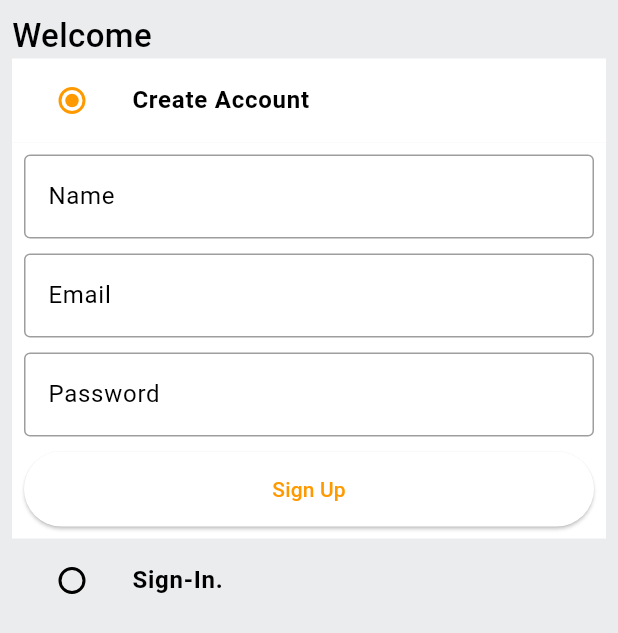
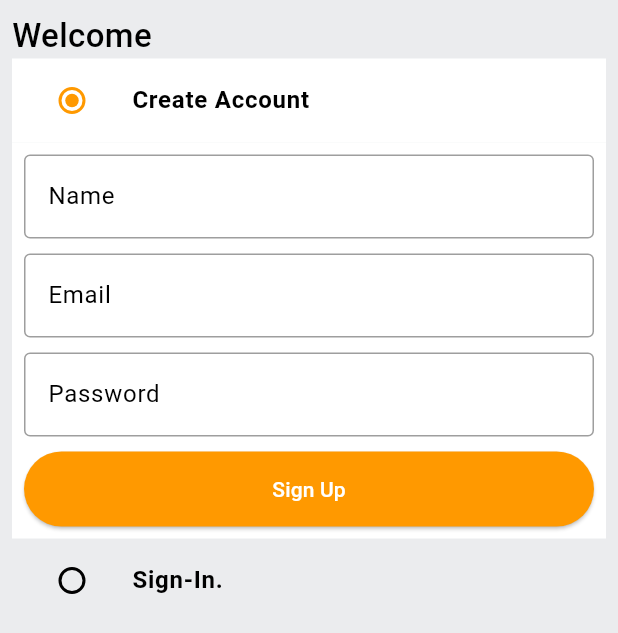
Before and after one commit to Supan1410/Amazon_clone_soc, a Flutter app: the screen it shows after launch, on a phone screen of 412 x 824 dp. Shown: the top 633 px of the screen. Run offline on Flutter 3.47's test engine with Material 3 defaults, Android fonts, the phone set to English and light mode, and no system bars; our stand-ins replace badges, carousel_slider, dotted_border, fl_chart, flutter_rating_bar, flutter_spinkit and 1 more; missing offline and left inert: cloudinary_public, pay.

Commit message:
Submit Soc

```diff
--- a/FInal/amazon/lib/common/widgets/custom_button.dart
+++ b/FInal/amazon/lib/common/widgets/custom_button.dart
@@ -1,3 +1,4 @@
+import 'package:amazon/constants/global_variables.dart';
 import 'package:flutter/material.dart';
 
 class CustomButton extends StatelessWidget {
@@ -17,7 +18,8 @@ class CustomButton extends StatelessWidget {
       onPressed: onTap,
       style: ElevatedButton.styleFrom(
         minimumSize: const Size(double.infinity, 50),
-        backgroundColor: Colors.white,
+        backgroundColor: GlobalVariables.secondaryColor,
+        foregroundColor: Colors.white, // Text (and icon) color
       ),
       child: Text(
         text,
--- a/FInal/amazon/lib/features/admin/screens/admin_screen.dart
+++ b/FInal/amazon/lib/features/admin/screens/admin_screen.dart
@@ -1,4 +1,5 @@
 import 'package:amazon/constants/global_variables.dart';
+import 'package:amazon/features/account/services/account_services.dart';
 import 'package:amazon/features/admin/screens/analytics_screen.dart';
 import 'package:amazon/features/admin/screens/orders_screen.dart';
 import 'package:amazon/features/admin/screens/posts_screen.dart';
@@ -30,7 +31,7 @@ class _AdminScreenState extends State<AdminScreen> {
   }
 
   void logout() {
-    Navigator.pushNamedAndRemoveUntil(context, AuthScreen.routeName, (route) => false);
+    AccountServices().logOut(context);
   }
 
   @override
--- a/FInal/amazon/lib/main.dart
+++ b/FInal/amazon/lib/main.dart
@@ -7,8 +7,6 @@ import 'package:amazon/providers/user_provider.dart';
 import 'package:amazon/router.dart';
 import 'package:flutter/material.dart';
 import 'package:provider/provider.dart';
-
-
 
 void main() {
   runApp(MultiProvider(providers: [
@@ -49,6 +47,15 @@ class _MyAppState extends State<MyApp> {
           iconTheme: IconThemeData(
             color: Colors.black,
           ),
+          backgroundColor: GlobalVariables.secondaryColor,
+          foregroundColor: Colors.white
+        ),
+        elevatedButtonTheme: ElevatedButtonThemeData(
+          style: ElevatedButton.styleFrom(
+            backgroundColor: GlobalVariables.secondaryColor, // Background color
+            foregroundColor: GlobalVariables.secondaryColor, // Text (and icon) color
+          ),
+
         ),
         useMaterial3: true, // can remove this line
       ),
```
